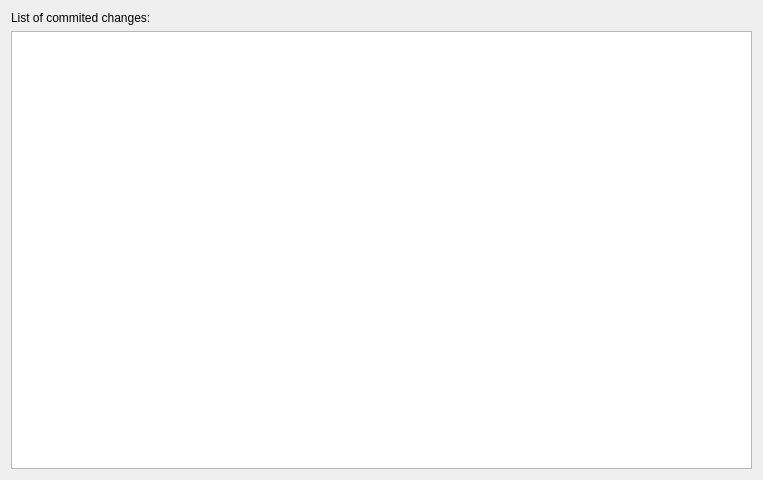
Above: qt4/filler2/HistoryDialog.ui from Newterm/szarp before the change. Below: the same form after it.
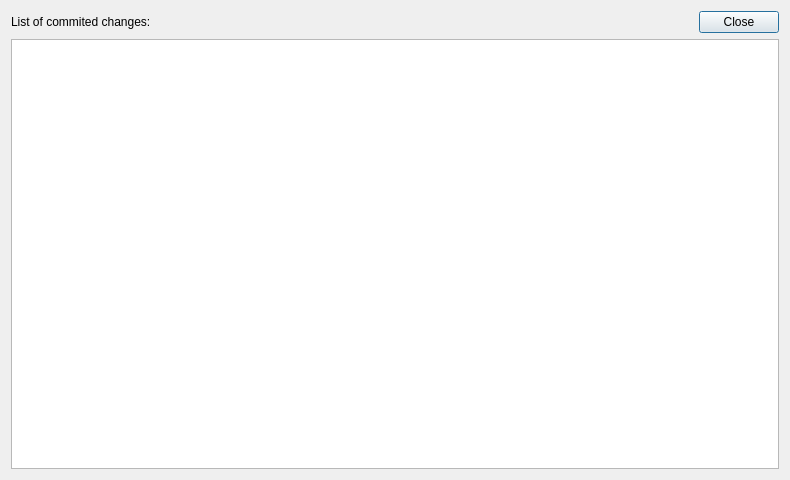
That is the form after the change. Icons and pictures are not drawn.

Commit message:
filler2: added close button to History Dialog
* added close button to History Dialog.
* increased window width a bit.

What changed in the file:
```diff
--- a/qt4/filler2/HistoryDialog.ui
+++ b/qt4/filler2/HistoryDialog.ui
@@ -6,7 +6,7 @@
    <rect>
     <x>0</x>
     <y>0</y>
-    <width>763</width>
+    <width>790</width>
     <height>480</height>
    </rect>
   </property>
@@ -32,6 +32,27 @@
          </property>
         </widget>
        </item>
+       <item>
+        <widget class="QPushButton" name="closeButton">
+         <property name="sizePolicy">
+          <sizepolicy hsizetype="Maximum" vsizetype="Fixed">
+           <horstretch>0</horstretch>
+           <verstretch>0</verstretch>
+          </sizepolicy>
+         </property>
+         <property name="toolTip">
+          <string>Close history dialog</string>
+         </property>
+         <property name="text">
+          <string>Close</string>
+         </property>
+         <property name="icon">
+          <iconset theme="application-exit">
+           <normaloff/>
+          </iconset>
+         </property>
+        </widget>
+       </item>
       </layout>
      </item>
      <item>
```
Left out of the diff: 19 changed lines with no effect on the pictures. The commit also changes 1 other file.
